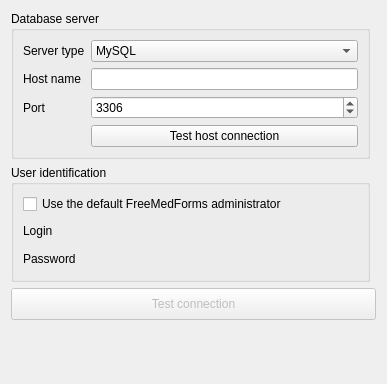
Above: plugins/coreplugin/dialogs/serverpreferenceswidget.ui from FreeHealth/freehealth before the change. Below: the same form after it.
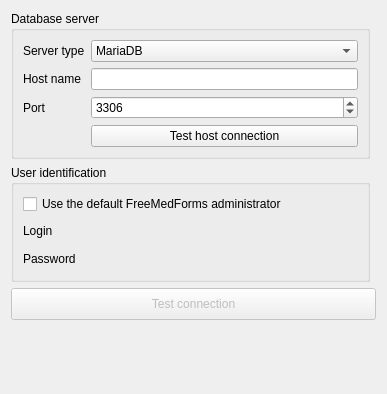
That is the form after the change. Custom widgets are drawn as their Qt base class.

Commit message: rename MySQL to MariaDB in serverpreferences widget

```diff
--- a/plugins/coreplugin/dialogs/serverpreferenceswidget.ui
+++ b/plugins/coreplugin/dialogs/serverpreferenceswidget.ui
@@ -7,7 +7,7 @@
     <x>0</x>
     <y>0</y>
     <width>387</width>
-    <height>384</height>
+    <height>394</height>
    </rect>
   </property>
   <property name="windowTitle">
@@ -72,7 +72,7 @@
         </property>
         <item>
          <property name="text">
-          <string>MySQL</string>
+          <string>MariaDB</string>
          </property>
         </item>
        </widget>
```
